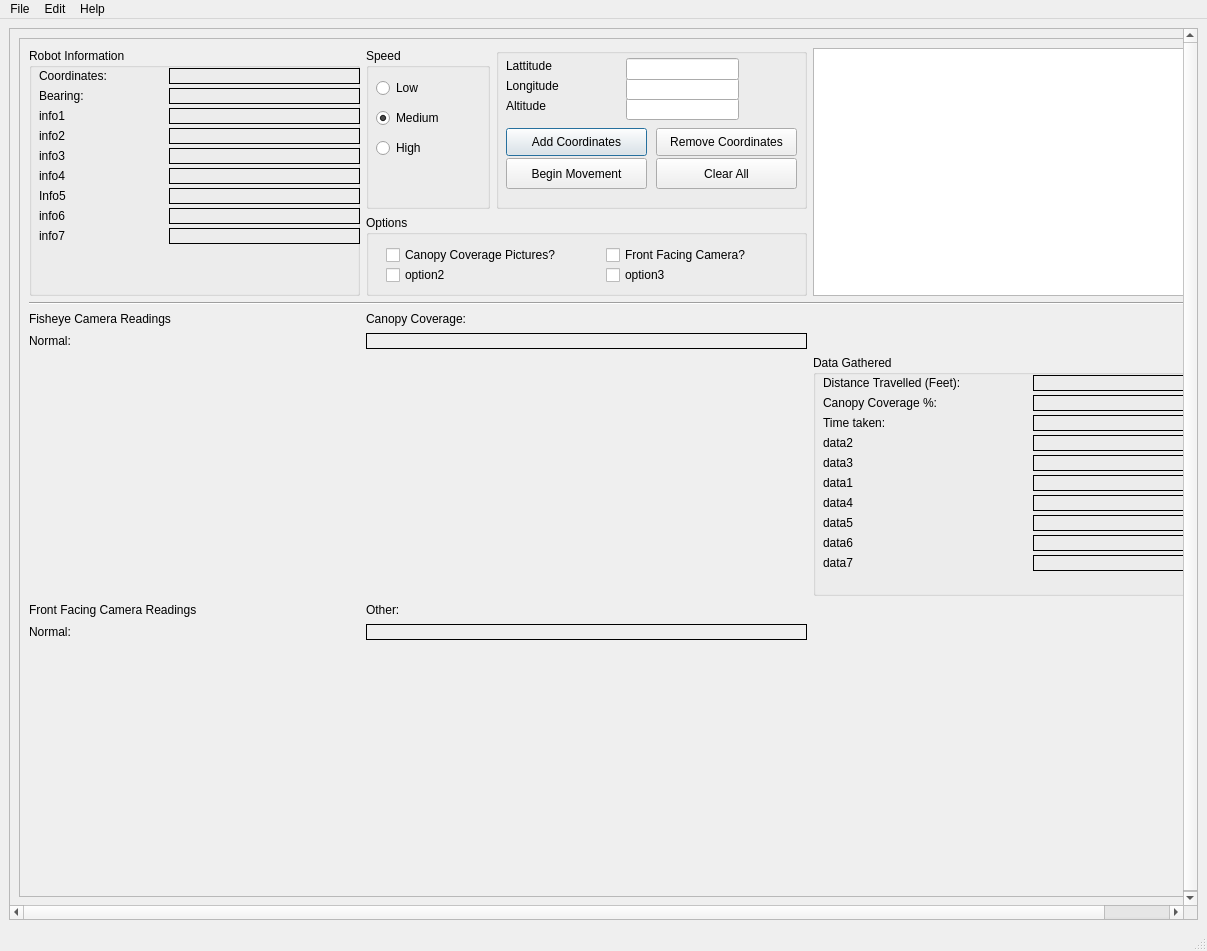
This is RobotUI.ui in danielsmith1313/Robot as Qt 5 draws it before an edit. The edited form follows.
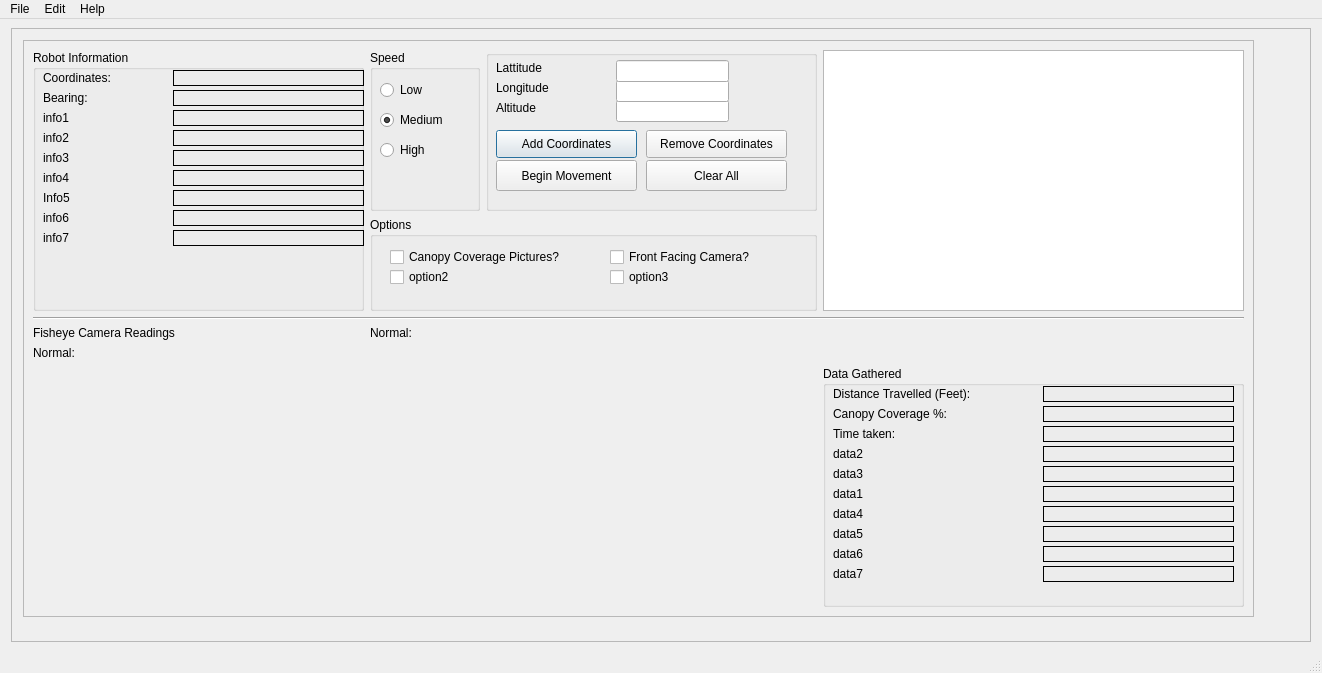
This is the edited form.

Commit message: Updated UI and removed image processing

Patch:
```diff
--- a/RobotUI.ui
+++ b/RobotUI.ui
@@ -6,8 +6,8 @@
    <rect>
     <x>0</x>
     <y>0</y>
-    <width>1207</width>
-    <height>951</height>
+    <width>1322</width>
+    <height>673</height>
    </rect>
   </property>
   <property name="windowTitle">
@@ -18,17 +18,26 @@
     <item row="0" column="0">
      <widget class="QScrollArea" name="scrollArea">
       <property name="sizePolicy">
-       <sizepolicy hsizetype="Expanding" vsizetype="Expanding">
+       <sizepolicy hsizetype="Preferred" vsizetype="Preferred">
         <horstretch>0</horstretch>
         <verstretch>0</verstretch>
        </sizepolicy>
       </property>
+      <property name="minimumSize">
+       <size>
+        <width>0</width>
+        <height>0</height>
+       </size>
+      </property>
       <property name="maximumSize">
        <size>
         <width>1300</width>
         <height>16777215</height>
        </size>
       </property>
+      <property name="sizeAdjustPolicy">
+       <enum>QAbstractScrollArea::AdjustIgnored</enum>
+      </property>
       <property name="widgetResizable">
        <bool>true</bool>
       </property>
@@ -36,14 +45,20 @@
        <property name="geometry">
         <rect>
          <x>0</x>
-         <y>-38</y>
-         <width>1253</width>
-         <height>893</height>
+         <y>0</y>
+         <width>1298</width>
+         <height>598</height>
         </rect>
        </property>
-       <layout class="QGridLayout" name="gridLayout_2">
-        <item row="0" column="0">
          <widget class="QFrame" name="frame">
+        <property name="geometry">
+         <rect>
+          <x>11</x>
+          <y>11</y>
+          <width>1231</width>
+          <height>577</height>
+         </rect>
+        </property>
           <property name="autoFillBackground">
            <bool>false</bool>
           </property>
@@ -53,7 +68,7 @@
           <property name="frameShadow">
            <enum>QFrame::Raised</enum>
           </property>
-          <layout class="QGridLayout" name="gridLayout_3">
+        <layout class="QGridLayout" name="gridLayout_2">
            <item row="0" column="0" rowspan="2">
             <widget class="QGroupBox" name="groupBox_3">
              <property name="sizePolicy">
@@ -652,21 +667,15 @@
             </widget>
            </item>
            <item row="3" column="1">
-            <widget class="QLabel" name="label_4">
+          <widget class="QLabel" name="label_17">
              <property name="sizePolicy">
-              <sizepolicy hsizetype="Expanding" vsizetype="Fixed">
+            <sizepolicy hsizetype="Ignored" vsizetype="Preferred">
                <horstretch>0</horstretch>
                <verstretch>0</verstretch>
               </sizepolicy>
              </property>
-             <property name="minimumSize">
-              <size>
-               <width>111</width>
-               <height>16</height>
-              </size>
-             </property>
              <property name="text">
-              <string>Canopy Coverage:</string>
+            <string>Normal:</string>
              </property>
             </widget>
            </item>
@@ -683,28 +692,6 @@
              </property>
             </widget>
            </item>
-           <item row="4" column="1" colspan="2">
-            <widget class="QLabel" name="lblCurrentCanopyCoverage">
-             <property name="sizePolicy">
-              <sizepolicy hsizetype="Expanding" vsizetype="Fixed">
-               <horstretch>0</horstretch>
-               <verstretch>0</verstretch>
-              </sizepolicy>
-             </property>
-             <property name="minimumSize">
-              <size>
-               <width>220</width>
-               <height>16</height>
-              </size>
-             </property>
-             <property name="frameShape">
-              <enum>QFrame::Box</enum>
-             </property>
-             <property name="text">
-              <string/>
-             </property>
-            </widget>
-           </item>
            <item row="5" column="0">
             <widget class="QLabel" name="lblFisheyeNormal">
              <property name="minimumSize">
@@ -718,11 +705,11 @@
              </property>
             </widget>
            </item>
-           <item row="5" column="1" colspan="2">
-            <widget class="QLabel" name="lblFisheyeProcessed">
+         <item row="5" column="2">
+          <widget class="QLabel" name="lblFrontFacingNormal">
              <property name="minimumSize">
               <size>
-               <width>420</width>
+             <width>331</width>
                <height>241</height>
               </size>
              </property>
@@ -1040,103 +1027,8 @@
              </widget>
             </widget>
            </item>
-           <item row="6" column="0">
-            <widget class="QLabel" name="label_28">
-             <property name="sizePolicy">
-              <sizepolicy hsizetype="Ignored" vsizetype="Preferred">
-               <horstretch>0</horstretch>
-               <verstretch>0</verstretch>
-              </sizepolicy>
-             </property>
-             <property name="text">
-              <string>Front Facing Camera Readings</string>
-             </property>
-            </widget>
-           </item>
-           <item row="6" column="1">
-            <widget class="QLabel" name="label_29">
-             <property name="sizePolicy">
-              <sizepolicy hsizetype="Expanding" vsizetype="Fixed">
-               <horstretch>0</horstretch>
-               <verstretch>0</verstretch>
-              </sizepolicy>
-             </property>
-             <property name="minimumSize">
-              <size>
-               <width>55</width>
-               <height>16</height>
-              </size>
-             </property>
-             <property name="text">
-              <string>Other:</string>
-             </property>
-            </widget>
-           </item>
-           <item row="7" column="0">
-            <widget class="QLabel" name="label_17">
-             <property name="sizePolicy">
-              <sizepolicy hsizetype="Ignored" vsizetype="Preferred">
-               <horstretch>0</horstretch>
-               <verstretch>0</verstretch>
-              </sizepolicy>
-             </property>
-             <property name="text">
-              <string>Normal:</string>
-             </property>
-            </widget>
-           </item>
-           <item row="7" column="1" colspan="2">
-            <widget class="QLabel" name="lblOtherPictureData">
-             <property name="sizePolicy">
-              <sizepolicy hsizetype="Expanding" vsizetype="Fixed">
-               <horstretch>0</horstretch>
-               <verstretch>0</verstretch>
-              </sizepolicy>
-             </property>
-             <property name="minimumSize">
-              <size>
-               <width>290</width>
-               <height>16</height>
-              </size>
-             </property>
-             <property name="frameShape">
-              <enum>QFrame::Box</enum>
-             </property>
-             <property name="text">
-              <string/>
-             </property>
-            </widget>
-           </item>
-           <item row="8" column="0">
-            <widget class="QLabel" name="lblFrontFacingNormal">
-             <property name="minimumSize">
-              <size>
-               <width>331</width>
-               <height>241</height>
-              </size>
-             </property>
-             <property name="text">
-              <string/>
-             </property>
-            </widget>
-           </item>
-           <item row="8" column="1" colspan="2">
-            <widget class="QLabel" name="lblFrontFacingProcessed">
-             <property name="minimumSize">
-              <size>
-               <width>420</width>
-               <height>241</height>
-              </size>
-             </property>
-             <property name="text">
-              <string/>
-             </property>
-            </widget>
-           </item>
-          </layout>
-         </widget>
-        </item>
-       </layout>
+        </layout>
+       </widget>
       </widget>
      </widget>
     </item>
@@ -1147,7 +1039,7 @@
     <rect>
      <x>0</x>
      <y>0</y>
-     <width>1207</width>
+     <width>1322</width>
      <height>26</height>
     </rect>
    </property>
```
Left out of the diff: 1 changed line with no effect on the pictures. Lines whose indentation alone changed are shown as unchanged. The commit also changes 1 other file.
